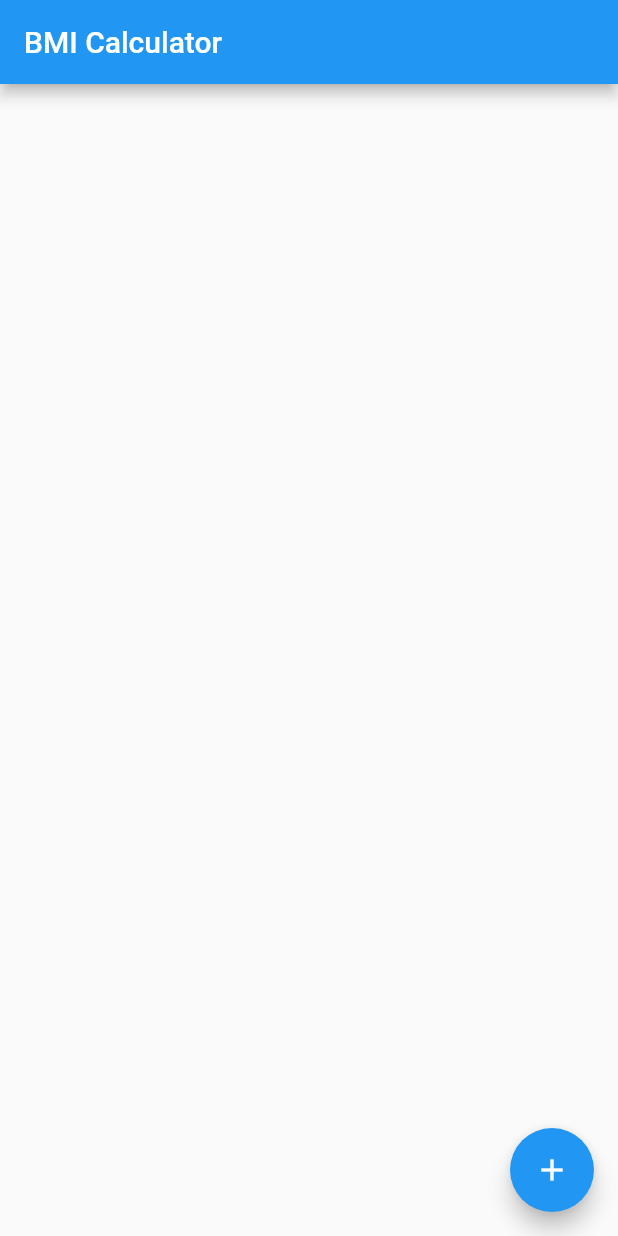
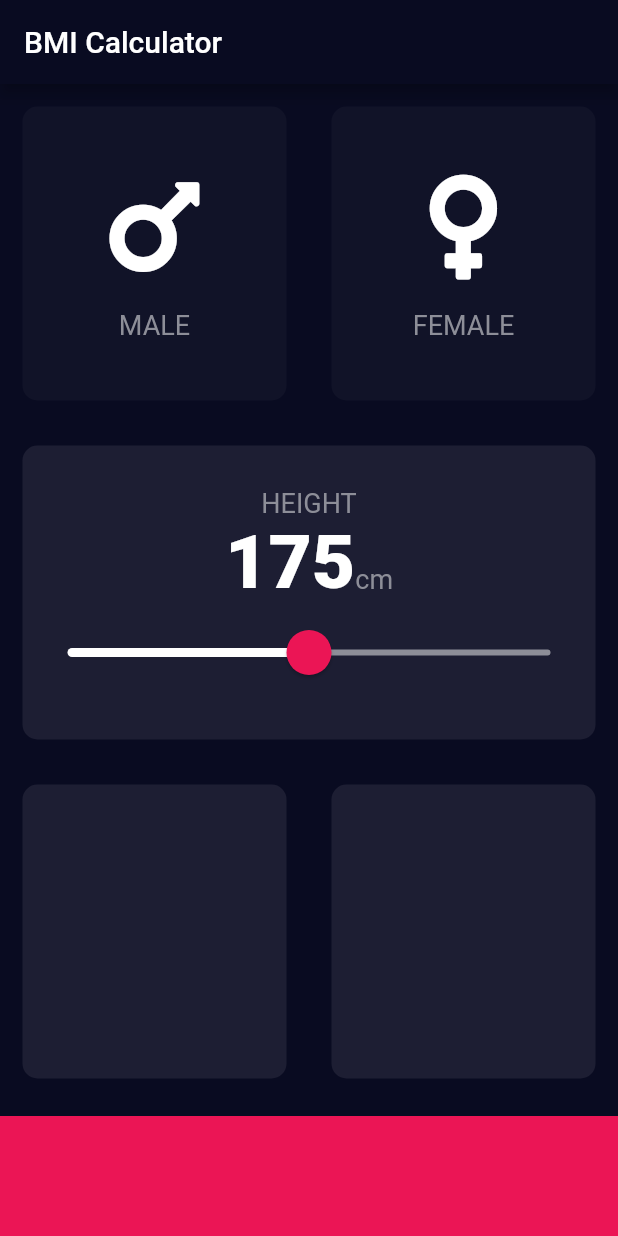
Before and after one commit to ace-js/bmi_calculator, a Flutter app: the screen it shows after launch, on a phone screen of 412 x 824 dp. Run offline on Flutter 3.47's test engine with Material 2 defaults, Android fonts, the phone set to English and light mode, and no system bars; our stand-ins replace font_awesome_flutter.

Commit message:
End of day

```diff
--- /dev/null
+++ b/lib/bmi_card.dart
@@ -0,0 +1,23 @@
+import 'package:flutter/material.dart';
+
+class BMICard extends StatelessWidget {
+  final Color color;
+  final Widget child;
+  final Function onPress;
+  BMICard({@required this.color, this.child, this.onPress});
+
+  @override
+  Widget build(BuildContext context) {
+    return GestureDetector(
+      onTap: this.onPress,
+      child: Container(
+        child: this.child,
+        margin: EdgeInsets.all(15.0),
+        decoration: BoxDecoration(
+          color: this.color,
+          borderRadius: BorderRadius.all(Radius.circular(10.0)),
+        ),
+      ),
+    );
+  }
+}
--- /dev/null
+++ b/lib/constants.dart
@@ -0,0 +1,18 @@
+import 'package:flutter/material.dart';
+
+// by convention all constants should starts with k
+const double kBottomContainerHeight = 80.0;
+const Color kSecondaryColor = Color(0XFFEB1555);
+const Color kSecondaryColorTransparent = Color(0X29EB1555);
+const Color kActiveCardColor = Color(0XFF1D1E33);
+const Color kInactiveCardColor = Color(0XFF111328);
+
+const TextStyle kLabelTextStyle = TextStyle(
+  fontSize: 18.0,
+  color: Color(0XFF8D8E98),
+);
+
+const TextStyle kNumberTextStyle = TextStyle(
+  fontSize: 50.0,
+ fontWeight: FontWeight.w900,
+);
--- /dev/null
+++ b/lib/human.dart
@@ -0,0 +1,47 @@
+class Human {
+  Gender _gender;
+  int _age;
+  int _height;
+  int _weight;
+
+  Human({Gender gender, int age, int height, int weight}) {
+    this._gender = gender;
+    this._age = age;
+    this._height = height;
+    this._weight = weight;
+  }
+
+  Gender getGender() {
+    return this._gender;
+  }
+
+  void setGender(Gender gender) {
+    this._gender = gender;
+  }
+
+  int getAge() {
+    return this._age;
+  }
+
+  void setAge(int age) {
+    this._age = age;
+  }
+
+  int getHeight() {
+    return this._height;
+  }
+
+  void setHeight(int height) {
+    this._height = height;
+  }
+
+  int getWeight() {
+    return this._weight;
+  }
+
+  void setWeight(int weight) {
+    this._weight = weight;
+  }
+}
+
+enum Gender { male, female }
--- /dev/null
+++ b/lib/icon_content.dart
@@ -0,0 +1,28 @@
+import 'package:bmi_calculator/constants.dart';
+import 'package:flutter/material.dart';
+
+class IconContent extends StatelessWidget {
+  final IconData icon;
+  final String label;
+  IconContent({ @required this.icon, this.label });
+
+  @override
+  Widget build(BuildContext context) {
+    return Column(
+      mainAxisAlignment: MainAxisAlignment.center,
+      children: <Widget>[
+        Icon(
+          this.icon,
+          size: 80.0,
+        ),
+        SizedBox(
+          height: 15.0,
+        ),
+        Text(
+          this.label,
+          style: kLabelTextStyle
+        ),
+      ],
+    );
+  }
+}
--- /dev/null
+++ b/lib/input_page.dart
@@ -0,0 +1,145 @@
+import 'package:bmi_calculator/human.dart';
+import 'package:flutter/material.dart';
+import 'package:font_awesome_flutter/font_awesome_flutter.dart';
+
+import 'bmi_card.dart';
+import 'constants.dart';
+import 'icon_content.dart';
+
+class InputPage extends StatefulWidget {
+  @override
+  _InputPageState createState() => _InputPageState();
+}
+
+class _InputPageState extends State<InputPage> {
+  final Human human = new Human(height: 175, weight: 50);
+
+  void onGenderChange(Gender gender) {
+    setState(() {
+      if (human.getGender() == gender) {
+        human.setGender(null);
+      } else {
+        human.setGender(gender);
+      }
+    });
+  }
+
+  void onHeighChange(double height) {
+    setState(() {
+      human.setHeight(height.round());
+    });
+  }
+
+  Color getActivityColor(Gender gender) {
+    return human.getGender() == gender ? kActiveCardColor : kInactiveCardColor;
+  }
+
+  @override
+  Widget build(BuildContext context) {
+    return Scaffold(
+      appBar: AppBar(
+        title: Text('BMI Calculator'),
+      ),
+      body: Column(
+        crossAxisAlignment: CrossAxisAlignment.stretch,
+        children: <Widget>[
+          Expanded(
+            child: Row(
+              children: <Widget>[
+                Expanded(
+                  child: BMICard(
+                    color: getActivityColor(Gender.male),
+                    child: IconContent(
+                      icon: FontAwesomeIcons.mars,
+                      label: 'MALE',
+                    ),
+                    onPress: () => onGenderChange(Gender.male),
+                  ),
+                ),
+                Expanded(
+                  child: BMICard(
+                    color: getActivityColor(Gender.female),
+                    child: IconContent(
+                      icon: FontAwesomeIcons.venus,
+                      label: 'FEMALE',
+                    ),
+                    onPress: () => onGenderChange(Gender.female),
+                  ),
+                ),
+              ],
+            ),
+          ),
+          Expanded(
+            child: BMICard(
+              color: kActiveCardColor,
+              child: Column(
+                mainAxisAlignment: MainAxisAlignment.center,
+                children: <Widget>[
+                  Text(
+                    'HEIGHT',
+                    style: kLabelTextStyle,
+                  ),
+                  Row(
+                    mainAxisAlignment: MainAxisAlignment.center,
+                    crossAxisAlignment: CrossAxisAlignment.baseline,
+                    textBaseline: TextBaseline.alphabetic,
+                    children: <Widget>[
+                      Text(
+                        human.getHeight().toString(),
+                        style: kNumberTextStyle,
+                      ),
+                      Text(
+                        'cm',
+                        style: kLabelTextStyle,
+                      )
+                    ],
+                  ),
+                  SliderTheme(
+                    data: SliderTheme.of(context).copyWith(
+                      activeTrackColor: Colors.white,
+                      overlayColor: kSecondaryColorTransparent,
+                      thumbColor: kSecondaryColor,
+                      thumbShape: RoundSliderThumbShape(
+                        enabledThumbRadius: 15.0,
+                      ),
+                      overlayShape: RoundSliderOverlayShape(overlayRadius: 30.0),
+                    ),
+                    child: Slider(
+                      value: human.getHeight().toDouble(),
+                      min: 140,
+                      max: 210,
+                      onChanged: onHeighChange,
+                      inactiveColor: Color(0XFF8D8E98),
+                    ),
+                  )
+                ],
+              ),
+            ),
+          ),
+          Expanded(
+            child: Row(
+              children: <Widget>[
+                Expanded(
+                  child: BMICard(
+                    color: kActiveCardColor,
+                  ),
+                ),
+                Expanded(
+                  child: BMICard(
+                    color: kActiveCardColor,
+                  ),
+                ),
+              ],
+            ),
+          ),
+          Container(
+            color: kSecondaryColor,
+            margin: EdgeInsets.only(top: 10.0),
+            width: double.infinity,
+            height: kBottomContainerHeight,
+          ),
+        ],
+      ),
+    );
+  }
+}
--- a/lib/main.dart
+++ b/lib/main.dart
@@ -1,4 +1,6 @@
 import 'package:flutter/material.dart';
+
+import 'input_page.dart';
 
 void main() => runApp(BMICalculator());
 
@@ -6,27 +8,13 @@ class BMICalculator extends StatelessWidget {
   @override
   Widget build(BuildContext context) {
     return MaterialApp(
+      debugShowCheckedModeBanner: false,
+      theme: ThemeData.dark().copyWith(
+        //extends dark theme
+        primaryColor: Color(0xFF090b21),
+        scaffoldBackgroundColor: Color(0xFF090b21),
+      ),
       home: InputPage(),
     );
   }
 }
-
-class InputPage extends StatefulWidget {
-  @override
-  _InputPageState createState() => _InputPageState();
-}
-
-class _InputPageState extends State<InputPage> {
-  @override
-  Widget build(BuildContext context) {
-    return Scaffold(
-      appBar: AppBar(
-        title: Text('BMI Calculator'),
-      ),
-      body: Center(),
-      floatingActionButton: FloatingActionButton(
-        child: Icon(Icons.add),
-      ),
-    );
-  }
-}
--- a/pubspec.yaml
+++ b/pubspec.yaml
@@ -23,6 +23,7 @@ dependencies:
   # The following adds the Cupertino Icons font to your application.
   # Use with the CupertinoIcons class for iOS style icons.
   cupertino_icons: ^0.1.2
+  font_awesome_flutter: ^8.5.0
 
 dev_dependencies:
   flutter_test:
```
Also changed, not shown: pubspec.lock.
